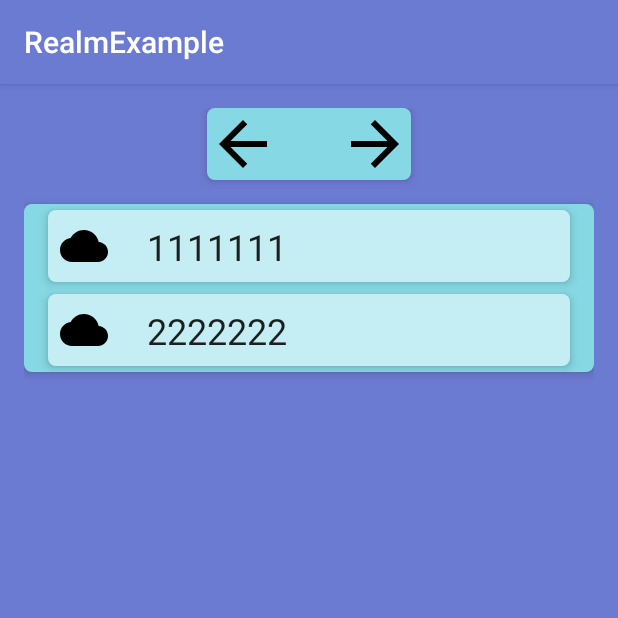
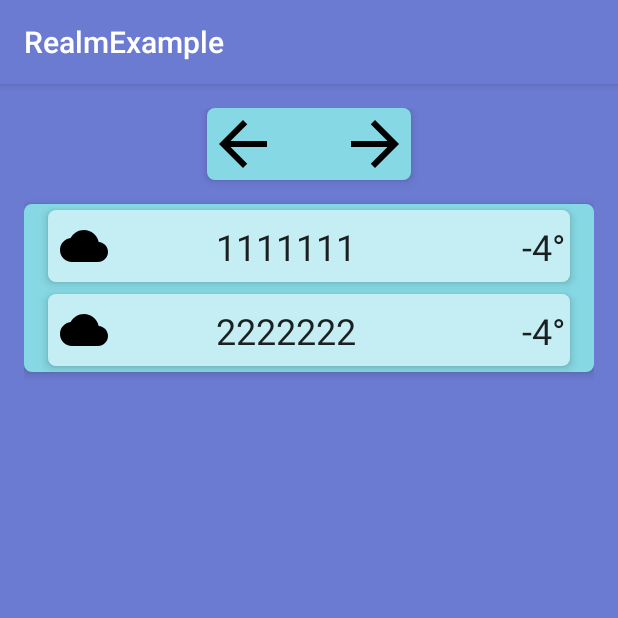
Before and after one commit to Golgoroth22/GeekBrains_Android3, an Android app: the screen it shows after launch (MainActivity), on a phone screen of 412 x 824 dp, the top half of it. Run offline under Robolectric (Android 15) with nearby library versions, the phone set to English and light mode, and no system bars.

Commit message:
clear code

```diff
--- a/RealmExample/app/src/main/java/com/falin/valentin/realmexample/view/ListFragment.java
+++ b/RealmExample/app/src/main/java/com/falin/valentin/realmexample/view/ListFragment.java
@@ -15,7 +15,6 @@ import com.falin.valentin.realmexample.R;
 import com.falin.valentin.realmexample.model.Model;
 import com.falin.valentin.realmexample.presenter.Presenter;
 
-import java.util.ArrayList;
 import java.util.List;
 
 public class ListFragment extends Fragment {
@@ -59,7 +58,8 @@ public class ListFragment extends Fragment {
 
         @Override
         public void onBindViewHolder(MyViewHolder holder, int position) {
-            holder.textView.setText("   " + list.get(position));
+            holder.cityNameTextView.setText("   " + list.get(position));
+            holder.weatherTextView.setText("-4°C");
         }
 
         @Override
@@ -72,11 +72,13 @@ public class ListFragment extends Fragment {
     }
 
     private class MyViewHolder extends RecyclerView.ViewHolder {
-        TextView textView;
+        TextView cityNameTextView;
+        TextView weatherTextView;
 
         MyViewHolder(View itemView) {
             super(itemView);
-            textView = itemView.findViewById(R.id.list_item_text);
+            cityNameTextView = itemView.findViewById(R.id.list_item_text);
+            weatherTextView = itemView.findViewById(R.id.list_item_weather);
         }
     }
 }
--- a/RealmExample/app/src/main/res/layout/item_list_view.xml
+++ b/RealmExample/app/src/main/res/layout/item_list_view.xml
@@ -19,14 +19,22 @@
     <TextView
         android:id="@+id/list_item_text"
         style="@style/TextAppearance.AppCompat.Headline"
-        android:layout_width="match_parent"
+        android:layout_width="wrap_content"
         android:layout_height="match_parent"
+        android:layout_centerHorizontal="true"
         android:layout_marginBottom="@dimen/dimen_8dp"
         android:layout_marginEnd="@dimen/dimen_8dp"
         android:layout_marginRight="@dimen/dimen_8dp"
         android:layout_marginTop="@dimen/dimen_8dp"
-        android:layout_toEndOf="@id/list_item_image"
-        android:layout_toRightOf="@id/list_item_image"
         android:hint="@string/app_name" />
 
+    <TextView
+        android:id="@+id/list_item_weather"
+        style="@style/TextAppearance.AppCompat.Headline"
+        android:layout_width="@dimen/dimen_32dp"
+        android:layout_height="@dimen/dimen_32dp"
+        android:layout_alignParentEnd="true"
+        android:layout_alignParentRight="true"
+        android:layout_margin="@dimen/dimen_8dp" />
+
 </RelativeLayout>
```
Also changed, not shown: 38 other files.
